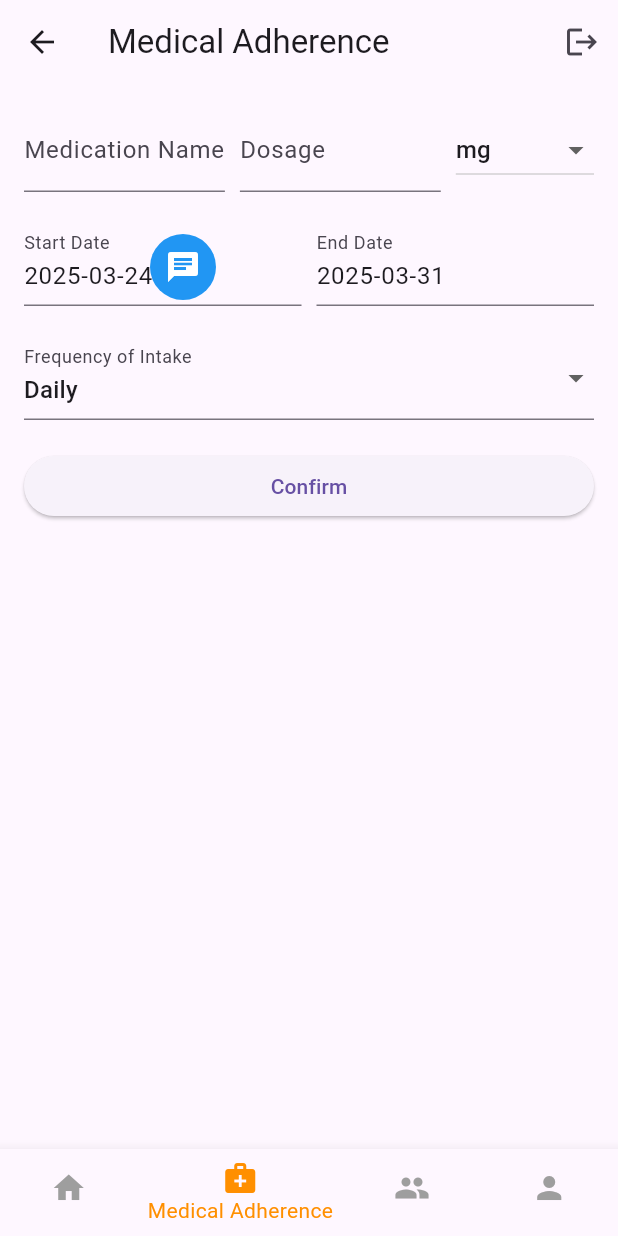
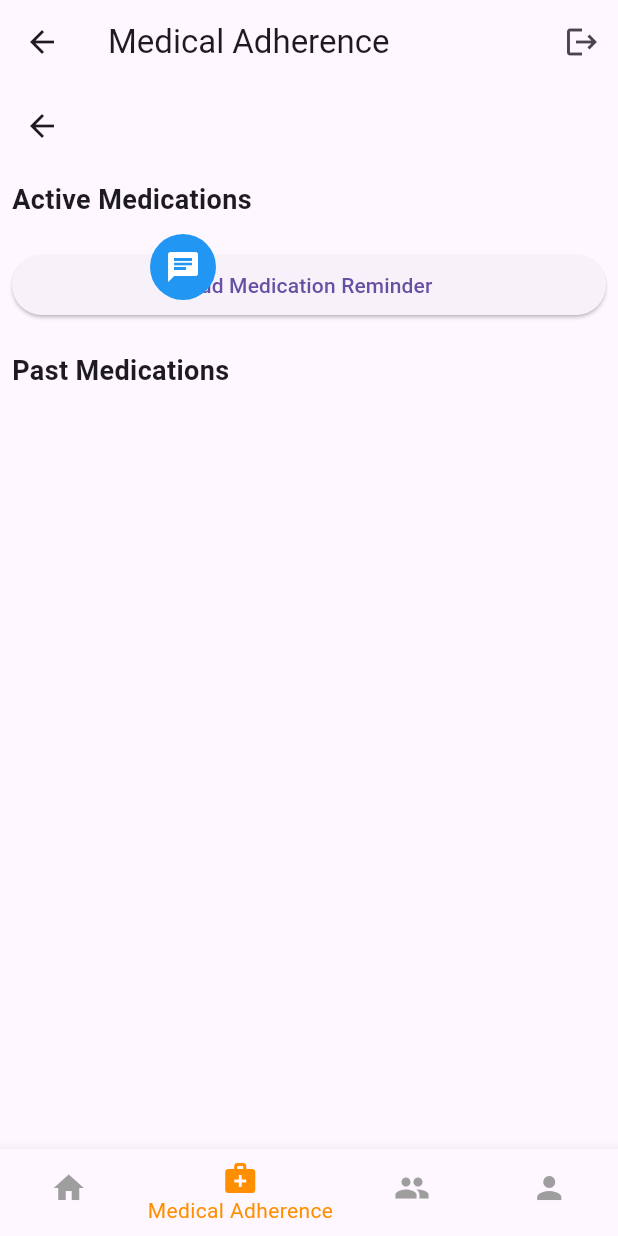
Before and after one commit to andergisomon/the-interns, a Flutter app: the HomePage screen opened by its route, item 2 of the bottom bar chosen, on a phone screen of 412 x 824 dp. Run offline on Flutter 3.47's test engine with Material 3 defaults, Android fonts, the phone set to English and light mode, and no system bars; our stand-ins replace cloud_firestore, firebase_auth, firebase_core, firebase_messaging, google_sign_in; accounts and stored records are empty.

Commit message:
medicaladherence functions

```diff
--- /dev/null
+++ b/app/lib/dataframe/medical_adherence_df.dart
@@ -0,0 +1,47 @@
+class MedicalAdherence {
+  final String userId;
+  final String medicationName;
+  final String dosage;
+  final String unit;
+  final DateTime startDate;
+  final DateTime endDate;
+  final String frequency;
+  final int timesPerDay;
+
+  MedicalAdherence({
+    required this.userId,
+    required this.medicationName,
+    required this.dosage,
+    required this.unit,
+    required this.startDate,
+    required this.endDate,
+    required this.frequency,
+    required this.timesPerDay,
+  });
+
+  Map<String, dynamic> toMap() {
+    return {
+      'userId': userId,
+      'medicationName': medicationName,
+      'dosage': dosage,
+      'unit': unit,
+      'startDate': startDate.toIso8601String(),
+      'endDate': endDate.toIso8601String(),
+      'frequency': frequency,
+      'timesPerDay': timesPerDay,
+    };
+  }
+
+  factory MedicalAdherence.fromMap(Map<String, dynamic> map) {
+    return MedicalAdherence(
+      userId: map['userId'],
+      medicationName: map['medicationName'],
+      dosage: map['dosage'],
+      unit: map['unit'],
+      startDate: DateTime.parse(map['startDate']),
+      endDate: DateTime.parse(map['endDate']),
+      frequency: map['frequency'],
+      timesPerDay: map['timesPerDay'],
+    );
+  }
+}
--- a/app/lib/main.dart
+++ b/app/lib/main.dart
@@ -42,7 +42,7 @@ class MyApp extends StatelessWidget {
         '/signup': (context) => const SignupPage(),
         '/home': (context) => const home.HomePage(),
         '/chatbot': (context) => const ChatbotScreen(),
-        '/medical_adherence': (context) => const MedicationAdherenceScreen(),
+        '/medical_adherence': (context) => const MedicalAdherencePage(),
         '/caregiver': (context) => const CaregiverPage(),
         '/profile': (context) => const ProfilePage(),
       },
--- a/app/lib/screens/home_screen.dart
+++ b/app/lib/screens/home_screen.dart
@@ -20,7 +20,7 @@ class HomePageState extends State<HomePage> {
 
   static final List<Widget> _pages = <Widget>[
     Center(child: Text('Welcome to the Home Page!')),
-    MedicationAdherenceScreen(), // Correct method
+    MedicalAdherencePage(), // Correct method
     CaregiverPage(), // Correct method
     ProfilePage(), // Correct method
   ];
--- a/app/lib/screens/medical_adherence.dart
+++ b/app/lib/screens/medical_adherence.dart
@@ -1,298 +1,219 @@
 import 'package:flutter/material.dart';
-import 'package:logging/logging.dart';
+import 'package:firebase_auth/firebase_auth.dart';
 import 'package:intl/intl.dart';
-import 'package:shared_preferences/shared_preferences.dart';
-import 'package:firebase_core/firebase_core.dart';
-import '../services/firebase_api.dart';
+import '../services/medical_adherence_service.dart';
+import '../dataframe/medical_adherence_df.dart';
 
-void main() async {
-  WidgetsFlutterBinding.ensureInitialized();
-  try {
-    await Firebase.initializeApp();
-    await FirebaseApi().initNotifications();
-  } catch (e) {
-    print('Error initializing Firebase: $e');
-  }
-  _setupLogging();
-  runApp(const MyApp());
+class MedicalAdherencePage extends StatefulWidget {
+  const MedicalAdherencePage({super.key});
+
+  @override
+  MedicalAdherencePageState createState() => MedicalAdherencePageState(); // Make the type public
 }
 
-void _setupLogging() {
-  Logger.root.level = Level.ALL; // Set the logging level to ALL
-  Logger.root.onRecord.listen((record) {
-    print('${record.level.name}: ${record.time}: ${record.message}');
+class MedicalAdherencePageState extends State<MedicalAdherencePage> {
+  final _formKey = GlobalKey<FormState>();
+  final TextEditingController _medicationNameController = TextEditingController();
+  final TextEditingController _dosageController = TextEditingController();
+  final TextEditingController _startDateController = TextEditingController();
+  final TextEditingController _endDateController = TextEditingController();
+  final MedicalAdherenceService _service = MedicalAdherenceService();
+
+  String _selectedUnit = 'mg';
+  String _selectedFrequency = 'Daily';
+  int _selectedTimesPerDay = 1;
+  final List<MedicalAdherence> _medications = [];
+  bool _isFormVisible = false;
+
+  Future<void> _saveAdherence() async {
+    final user = FirebaseAuth.instance.currentUser;
+    if (user != null) {
+      final adherence = MedicalAdherence(
+        userId: user.uid,
+        medicationName: _medicationNameController.text,
+        dosage: _dosageController.text,
+        unit: _selectedUnit,
+        startDate: DateTime.parse(_startDateController.text),
+        endDate: DateTime.parse(_endDateController.text),
+        frequency: _selectedFrequency,
+        timesPerDay: _selectedTimesPerDay,
+      );
+      await _service.saveMedicalAdherence(adherence);
+      ScaffoldMessenger.of(context).showSnackBar(
+        SnackBar(content: Text('Medical adherence data saved')),
+      );
+      _loadAdherence();
+      if (mounted) { // Ensure BuildContext is used synchronously
+        setState(() {
+          _isFormVisible = false;
         });
       }
-
-class MyApp extends StatelessWidget {
-  const MyApp({super.key});
-
-  @override
-  Widget build(BuildContext context) {
-    return MaterialApp(
-      debugShowCheckedModeBanner: false,
-      home: const HomePage(),
-    );
     }
   }
 
-class HomePage extends StatefulWidget {
-  const HomePage({super.key});
-
-  @override
-  HomePageState createState() => HomePageState();
+  Future<void> _loadAdherence() async {
+    final user = FirebaseAuth.instance.currentUser;
+    if (user != null) {
+      final adherenceList = await _service.getMedicalAdherence(user.uid);
+      setState(() {
+        _medications.addAll(adherenceList);
+      });
         }
-
-class HomePageState extends State<HomePage> {
-  List<String> _medications = [];
+  }
 
   @override
   void initState() {
     super.initState();
-    _loadMedications();
+    _loadAdherence();
   }
 
-  Future<void> _loadMedications() async {
-    final prefs = await SharedPreferences.getInstance();
+  Future<void> _selectDate(BuildContext context, TextEditingController controller) async {
+    final DateTime? picked = await showDatePicker(
+      context: context,
+      initialDate: DateTime.now(),
+      firstDate: DateTime(2000),
+      lastDate: DateTime(2101),
+    );
+    if (picked != null) {
       setState(() {
-      _medications = prefs.getStringList('medications') ?? [];
+        controller.text = DateFormat('yyyy-MM-dd').format(picked);
       });
+    }
   }
 
   @override
   Widget build(BuildContext context) {
+    final DateTime now = DateTime.now();
+    final List<MedicalAdherence> activeMedications = _medications.where((med) => med.endDate.isAfter(now)).toList();
+    final List<MedicalAdherence> pastMedications = _medications.where((med) => med.endDate.isBefore(now)).toList();
+
     return Scaffold(
-      appBar: AppBar(title: const Text("Home")),
-      body: ListView.builder(
-        itemCount: _medications.length,
-        itemBuilder: (context, index) {
-          return ListTile(
-            title: Text(_medications[index]),
-          );
-        },
+      appBar: AppBar(
+
       ),
-      floatingActionButton: FloatingActionButton(
+      body: Padding(
+        padding: const EdgeInsets.all(8.0),
+        child: ListView(
+          children: [
+            const Text('Active Medications', style: TextStyle(fontSize: 18, fontWeight: FontWeight.bold)),
+            ...activeMedications.map((med) => ListTile(
+              title: Text(med.medicationName),
+              subtitle: Text('Dosage: ${med.dosage} ${med.unit}, Frequency: ${med.frequency}, Times per Day: ${med.timesPerDay}'),
+            )),
+            const SizedBox(height: 20),
+            if (!_isFormVisible)
+              ElevatedButton(
                 onPressed: () {
-          Navigator.push(
-            context,
-            MaterialPageRoute(builder: (context) => const MedicationAdherenceScreen()),
-          ).then((_) => _loadMedications());
-        },
-        child: const Icon(Icons.add),
-      ),
-    );
-  }
-}
-
-class MedicationAdherenceScreen extends StatelessWidget {
-  const MedicationAdherenceScreen({super.key});
-
-  @override
-  Widget build(BuildContext context) {
-    return Scaffold(
-      body: const MedicationForm(),
-    );
-  }
-}
-
-class MedicationForm extends StatefulWidget {
-  const MedicationForm({super.key});
-
-  @override
-  MedicationFormState createState() => MedicationFormState();
-}
-
-class MedicationFormState extends State<MedicationForm> {
-  final _formKey = GlobalKey<FormState>();
-  final Logger _logger = Logger('MedicationFormState');
-  String _medicationName = '';
-  String _dosage = '';
-  String _unit = 'mg';
-  DateTime _startDate = DateTime.now();
-  DateTime _endDate = DateTime.now().add(const Duration(days: 7));
-  String _frequency = 'Daily';
-  int _timesPerDay = 1;
-
-  @override
-  Widget build(BuildContext context) {
-    return Padding(
-      padding: const EdgeInsets.all(16.0),
-      child: Form(
-        key: _formKey,
-        child: ListView(
-          children: <Widget>[
-            Row(
-              children: <Widget>[
-                Expanded(
-                  child: TextFormField(
-                    decoration: const InputDecoration(
-                      labelText: 'Medication Name',
-                    ),
-                    onChanged: (value) {
                   setState(() {
-                        _medicationName = value;
+                    _isFormVisible = true;
                   });
                 },
+                child: const Text('Add Medication Reminder'),
               ),
+            if (_isFormVisible) ...[
+              const SizedBox(height: 20),
+              Form(
+                key: _formKey,
+                child: Column(
+                  children: [
+                    TextFormField(
+                      controller: _medicationNameController,
+                      decoration: const InputDecoration(labelText: 'Medication Name'),
                     ),
-                const SizedBox(width: 10),
-                Expanded(
-                  child: TextFormField(
-                    decoration: const InputDecoration(
-                      labelText: 'Dosage',
+                    TextFormField(
+                      controller: _dosageController,
+                      decoration: const InputDecoration(labelText: 'Dosage'),
                     ),
-                    onChanged: (value) {
-                      setState(() {
-                        _dosage = value;
-                      });
-                    },
-                  ),
-                ),
-                const SizedBox(width: 10),
-                DropdownButton<String>(
-                  value: _unit,
-                  items: <String>['teaspoon', 'pills', 'mg', 'g'].map((String value) {
+                    DropdownButtonFormField<String>(
+                      value: _selectedUnit,
+                      decoration: const InputDecoration(labelText: 'Unit'),
+                      items: ['mg', 'ml', 'tablet', 'teaspoons'].map((String value) {
                         return DropdownMenuItem<String>(
                           value: value,
                           child: Text(value),
                         );
                       }).toList(),
-                  onChanged: (value) {
+                      onChanged: (newValue) {
                         setState(() {
-                      _unit = value!;
+                          _selectedUnit = newValue!;
                         });
                       },
                     ),
-              ],
+                    TextFormField(
+                      controller: _startDateController,
+                      decoration: const InputDecoration(labelText: 'Start Date (YYYY-MM-DD)'),
+                      onTap: () => _selectDate(context, _startDateController),
                     ),
-            const SizedBox(height: 20),
-            Row(
-              children: <Widget>[
-                Expanded(
-                  child: TextFormField(
-                    decoration: const InputDecoration(
-                      labelText: 'Start Date',
+                    TextFormField(
+                      controller: _endDateController,
+                      decoration: const InputDecoration(labelText: 'End Date (YYYY-MM-DD)'),
+                      onTap: () => _selectDate(context, _endDateController),
                     ),
-                    readOnly: true,
-                    onTap: () async {
-                      DateTime? pickedDate = await showDatePicker(
-                        context: context,
-                        initialDate: _startDate,
-                        firstDate: DateTime(2000),
-                        lastDate: DateTime(2101),
-                      );
-                      if (pickedDate != null && pickedDate != _startDate) {
-                        setState(() {
-                          _startDate = pickedDate;
-                        });
-                      }
-                    },
-                    controller: TextEditingController(
-                      text: DateFormat('yyyy-MM-dd').format(_startDate),
-                    ),
-                  ),
-                ),
-                const SizedBox(width: 10),
-                Expanded(
-                  child: TextFormField(
-                    decoration: const InputDecoration(
-                      labelText: 'End Date',
-                    ),
-                    readOnly: true,
-                    onTap: () async {
-                      DateTime? pickedDate = await showDatePicker(
-                        context: context,
-                        initialDate: _endDate,
-                        firstDate: DateTime(2000),
-                        lastDate: DateTime(2101),
-                      );
-                      if (pickedDate != null && pickedDate != _endDate) {
-                        setState(() {
-                          _endDate = pickedDate;
-                        });
-                      }
-                    },
-                    controller: TextEditingController(
-                      text: DateFormat('yyyy-MM-dd').format(_endDate),
-                    ),
-                  ),
-                ),
-              ],
-            ),
-            const SizedBox(height: 20),
                     DropdownButtonFormField<String>(
-              value: _frequency,
-              decoration: const InputDecoration(
-                labelText: 'Frequency of Intake',
-              ),
-              items: <String>['Daily', 'X times a day'].map((String value) {
+                      value: _selectedFrequency,
+                      decoration: const InputDecoration(labelText: 'Frequency'),
+                      items: ['Daily', 'Weekly', 'Monthly'].map((String value) {
                         return DropdownMenuItem<String>(
                           value: value,
                           child: Text(value),
                         );
                       }).toList(),
-              onChanged: (value) {
+                      onChanged: (newValue) {
                         setState(() {
-                  _frequency = value!;
+                          _selectedFrequency = newValue!;
                         });
                       },
                     ),
-            if (_frequency == 'X times a day')
-              TextFormField(
-                decoration: const InputDecoration(
-                  labelText: 'Times per Day',
-                ),
-                keyboardType: TextInputType.number,
-                onChanged: (value) {
+                    DropdownButtonFormField<int>(
+                      value: _selectedTimesPerDay,
+                      decoration: const InputDecoration(labelText: 'Times per Day'),
+                      items: [1, 2, 3, 4, 5].map((int value) {
+                        return DropdownMenuItem<int>(
+                          value: value,
+                          child: Text(value.toString()),
+                        );
+                      }).toList(),
+                      onChanged: (newValue) {
                         setState(() {
-                    _timesPerDay = int.tryParse(value) ?? 1;
+                          _selectedTimesPerDay = newValue!;
                         });
                       },
                     ),
                     const SizedBox(height: 20),
+                    Row(
+                      mainAxisAlignment: MainAxisAlignment.spaceEvenly,
+                      children: [
+                        ElevatedButton(
+                          onPressed: () {
+                            setState(() {
+                              _isFormVisible = false;
+                            });
+                          },
+                          child: const Text('Cancel'),
+                        ),
                         ElevatedButton(
                           onPressed: () {
                             if (_formKey.currentState!.validate()) {
-                  // Save medication data and set reminder
-                  _saveMedicationData();
+                              _saveAdherence();
                             }
                           },
                           child: const Text('Confirm'),
                         ),
                       ],
                     ),
+                  ],
+                ),
+              ),
+            ],
+            const SizedBox(height: 20),
+            const Text('Past Medications', style: TextStyle(fontSize: 18, fontWeight: FontWeight.bold)),
+            ...pastMedications.map((med) => ListTile(
+              title: Text(med.medicationName),
+              subtitle: Text('Dosage: ${med.dosage} ${med.unit}, Frequency: ${med.frequency}, Times per Day: ${med.timesPerDay}'),
+            )),
+          ],
+        ),
       ),
     );
   }
-
-  Future<void> _saveMedicationData() async {
-    // Logic to save medication data and set reminders
-    final prefs = await SharedPreferences.getInstance();
-    final medicationData = {
-      'medicationName': _medicationName,
-      'dosage': _dosage,
-      'unit': _unit,
-      'startDate': DateFormat('yyyy-MM-dd').format(_startDate),
-      'endDate': DateFormat('yyyy-MM-dd').format(_endDate),
-      'frequency': _frequency,
-      'timesPerDay': _timesPerDay.toString(),
-    };
-    final medications = prefs.getStringList('medications') ?? [];
-    medications.add(medicationData.toString());
-    await prefs.setStringList('medications', medications);
-
-    _logger.info('Medication Name: $_medicationName');
-    _logger.info('Dosage: $_dosage');
-    _logger.info('Unit: $_unit');
-    _logger.info('Start Date: ${DateFormat('yyyy-MM-dd').format(_startDate)}');
-    _logger.info('End Date: ${DateFormat('yyyy-MM-dd').format(_endDate)}');
-    _logger.info('Frequency: $_frequency');
-    if (_frequency == 'X times a day') {
-      _logger.info('Times per Day: $_timesPerDay');
 }
-
-    if (mounted) {
-      Navigator.pop(context);
-    }
-  }
-}
--- /dev/null
+++ b/app/lib/services/medical_adherence_service.dart
@@ -0,0 +1,25 @@
+import 'package:cloud_firestore/cloud_firestore.dart';
+import '../dataframe/medical_adherence_df.dart';
+
+class MedicalAdherenceService {
+  final FirebaseFirestore _firestore = FirebaseFirestore.instance;
+
+  Future<void> saveMedicalAdherence(MedicalAdherence adherence) async {
+    await _firestore
+        .collection('medicalAdherence - users')
+        .doc(adherence.userId)
+        .collection('medications')
+        .add(adherence.toMap());
+  }
+
+  Future<List<MedicalAdherence>> getMedicalAdherence(String userId) async {
+    QuerySnapshot querySnapshot = await _firestore
+        .collection('medicalAdherence - users')
+        .doc(userId)
+        .collection('medications')
+        .get();
+    return querySnapshot.docs
+        .map((doc) => MedicalAdherence.fromMap(doc.data() as Map<String, dynamic>))
+        .toList();
+  }
+}
--- a/app/pubspec.yaml
+++ b/app/pubspec.yaml
@@ -39,6 +39,7 @@ dependencies:
   firebase_messaging: ^15.2.4
   firebase_auth: ^5.5.1
   google_sign_in: ^6.3.0
+  cloud_firestore: ^5.6.5
 
 dev_dependencies:
   flutter_test:
```
Also changed, not shown: app/pubspec.lock, 4 other files. Lines whose indentation alone changed are shown as unchanged.
